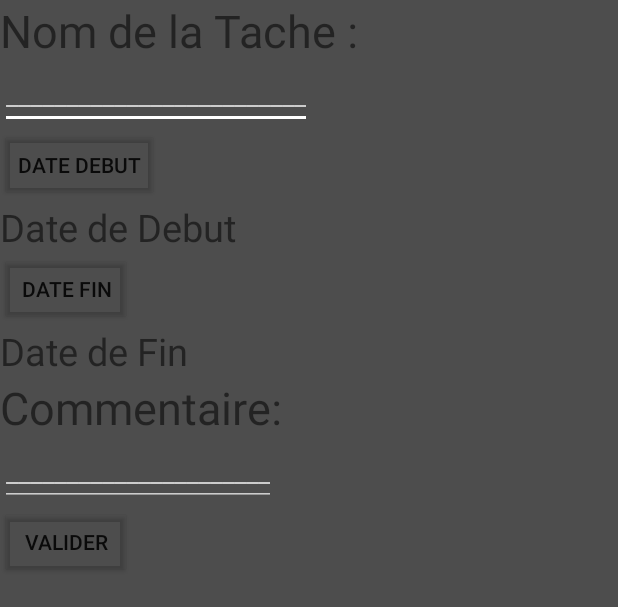
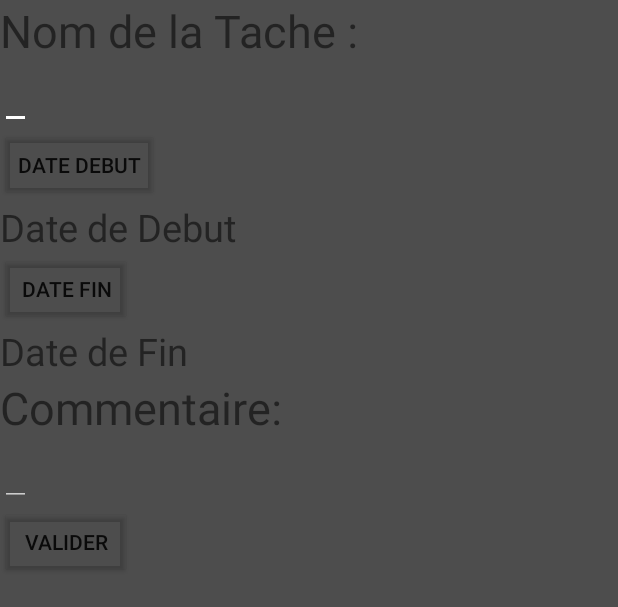
Before and after one commit to Mohdali69/Tidy-Time-Table, an Android app: the layout fragment_addtask.xml on its own in the app's theme, with its tools: preview values and no code run, on a phone screen of 412 x 824 dp. Shown: the top 607 px of the screen. Run offline under Robolectric (Android 15) with nearby library versions, the phone set to English and light mode, and no system bars.

Commit message:
Resolution du Bouton fab Réussi

```diff
--- a/TidyTimeTable/app/build.gradle
+++ b/TidyTimeTable/app/build.gradle
@@ -37,7 +37,6 @@ dependencies {
     implementation 'com.google.firebase:firebase-core:16.+'
     implementation 'com.google.firebase:firebase-messaging:17.+'
     implementation 'com.android.support:design:26.+'
-    implementation 'com.android.support:design:26.+'
     implementation 'com.github.ittianyu:BottomNavigationViewEx:1.2.4'
     implementation 'q.rorbin:badgeview:1.1.0'
     implementation 'com.jakewharton:butterknife:8.8.1'
@@ -48,4 +47,5 @@ dependencies {
     annotationProcessor 'com.jakewharton:butterknife-compiler:8.8.1'
     implementation 'com.android.support:appcompat-v7:26.1.0'
     implementation 'com.github.PhilJay:MPAndroidChart:v3.1.0-alpha'
+    implementation 'com.wdullaer:materialdatetimepicker:3.1.3'
 }
--- a/TidyTimeTable/app/src/main/res/layout/activity_main.xml
+++ b/TidyTimeTable/app/src/main/res/layout/activity_main.xml
@@ -30,6 +30,7 @@
         android:layout_centerHorizontal="true"
         android:layout_marginBottom="16dp"
         android:clickable="true"
+        android:onClick="Clicker"
         android:src="@drawable/ic_add_box_black_24dp"
         android:tint="@color/colorGray"
         app:backgroundTint="@color/primary_dark"
--- a/TidyTimeTable/app/src/main/res/layout/fragment_addtask.xml
+++ b/TidyTimeTable/app/src/main/res/layout/fragment_addtask.xml
@@ -12,11 +12,12 @@
         android:id="@+id/text_nom_tache"
         android:layout_width="wrap_content"
         android:layout_height="wrap_content"
-        android:hint="_________________________"/>
+        android:hint=""/>
     <Button
         android:id="@+id/btn_debut"
         android:layout_width="wrap_content"
         android:layout_height="wrap_content"
+        android:onClick="ClickBtndeb"
         android:text="Date Debut"/>
     <TextView
         android:id="@+id/text_debut"
@@ -28,6 +29,7 @@
         android:id="@+id/btn_fin"
         android:layout_width="wrap_content"
         android:layout_height="wrap_content"
+        android:onClick="ClickBtnfin"
         android:text="Date FIN"/>
     <TextView
         android:id="@+id/text_fin"
@@ -46,10 +48,11 @@
         android:id="@+id/text_commentaire"
         android:layout_width="wrap_content"
         android:layout_height="wrap_content"
-        android:hint="______________________"/>
+        android:hint=""/>
     <Button
         android:id="@+id/btn_valider"
         android:layout_width="wrap_content"
         android:layout_height="wrap_content"
+        android:onClick="ClickBtnvalider"
         android:text="Valider"/>
 </LinearLayout>
```
Also changed, not shown: TidyTimeTable/app/src/main/java/com/source/tidytimetable/fragment/AddTaskFragment.java (+43 -37 lines), TidyTimeTable/app/src/main/java/com/source/tidytimetable/fragment/DatePickerFragment.java (added, +52 -0 lines), TidyTimeTable/app/src/main/java/com/source/tidytimetable/main/MainActivity.java (+17 -2 lines).
